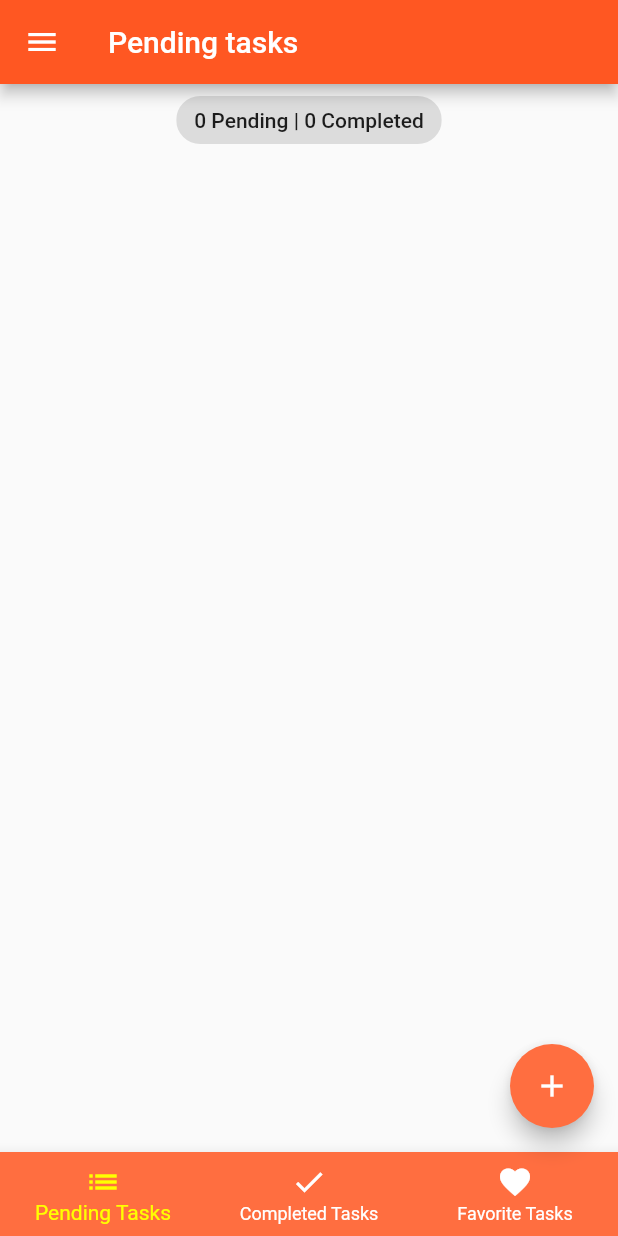
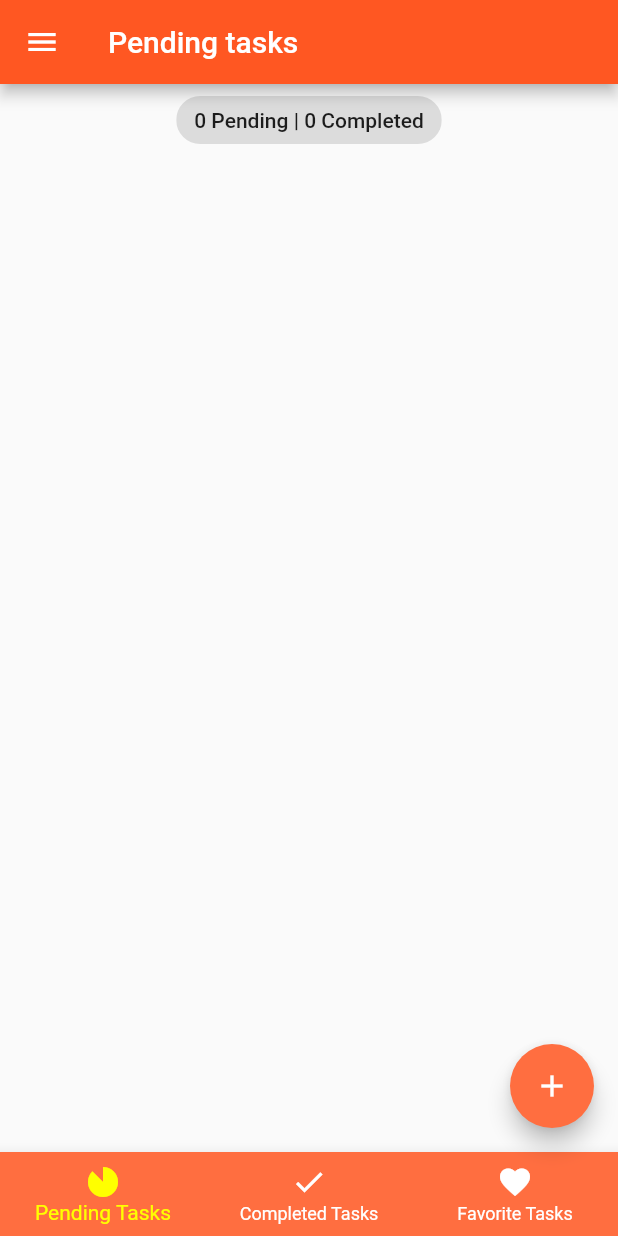
Before and after one commit to alinbabu2010/TasksApp, a Flutter app: the screen it shows after launch, on a phone screen of 412 x 824 dp. Run offline on Flutter 3.47's test engine with Material 2 defaults, Android fonts, the phone set to English and light mode, and no system bars; our stand-ins replace equatable, flutter_bloc, hydrated_bloc.

Commit message:
Refactor icon for pending tasks bottom navigation

```diff
--- a/lib/screens/tabs_screen.dart
+++ b/lib/screens/tabs_screen.dart
@@ -69,7 +69,7 @@ class _TabsScreenState extends State<TabsScreen> {
         },
         items: const [
           BottomNavigationBarItem(
-            icon: Icon(Icons.list),
+            icon: Icon(Icons.incomplete_circle),
             label: "Pending Tasks",
           ),
           BottomNavigationBarItem(
```
